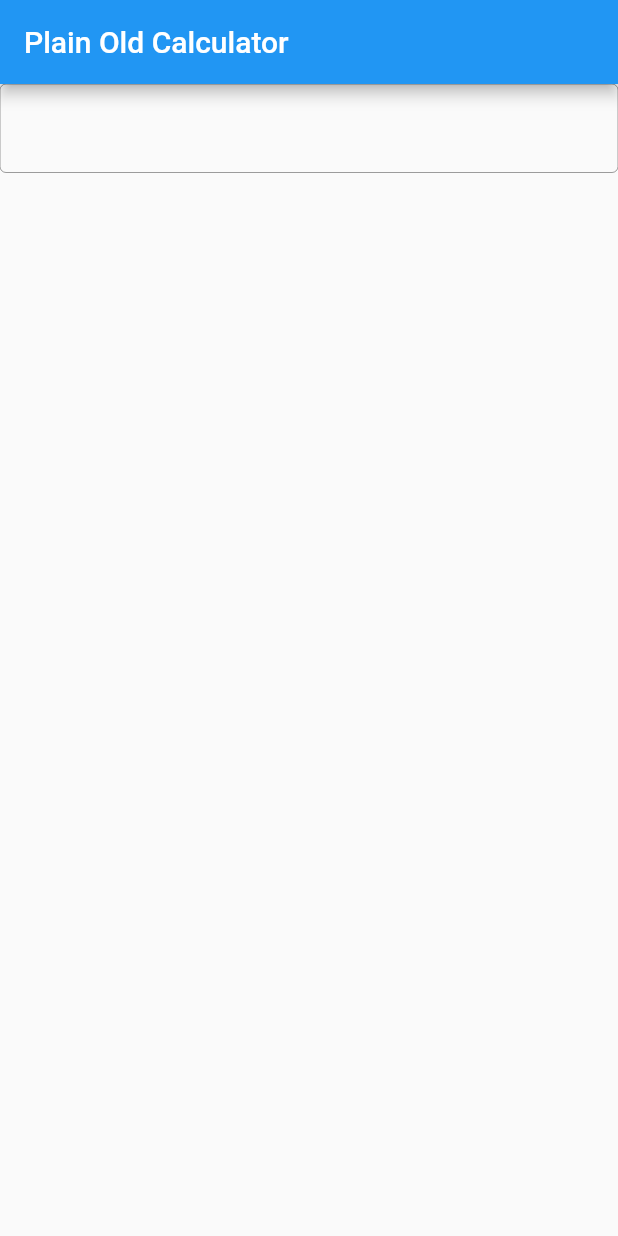
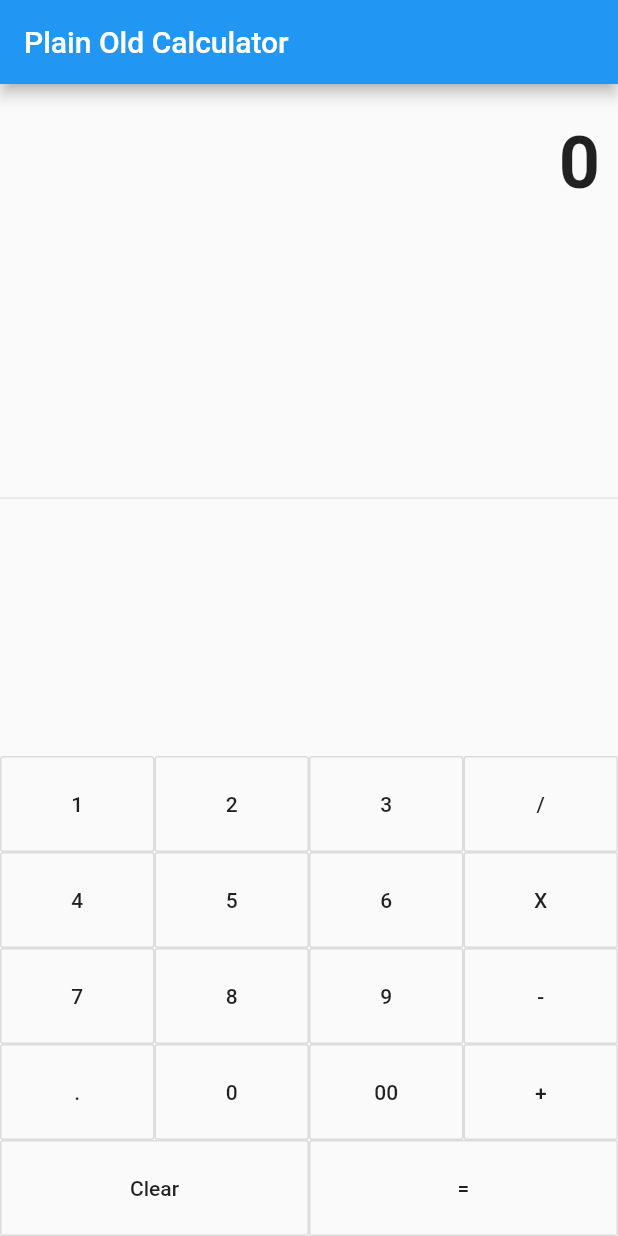
Before and after one commit to durlabhcodes/flutter_calculator, a Flutter app: the screen it shows after launch, on a phone screen of 412 x 824 dp. Run offline on Flutter 3.47's test engine with Material 2 defaults, Android fonts, the phone set to English and light mode, and no system bars.

Commit message:
Created a basic calculator

```diff
--- /dev/null
+++ b/flutter_calc/lib/Calculator.dart
@@ -0,0 +1,122 @@
+import 'package:flutter/material.dart';
+
+class Calculator extends StatefulWidget {
+  createState() => _CalculatorState();
+}
+
+class _CalculatorState extends State<Calculator> {
+  String _output, operand;
+  int num1 = 0, num2 = 0;
+
+  initState() {
+    super.initState();
+    _output = "0";
+  }
+
+  buttonPressHandler(String value) {
+    if(value == "X" || value == "/" || value == "+" || value == "-") {
+      num1 = int.parse(_output);
+      operand = value;
+      _output = "0";
+    } else if(value == "=") {
+      num2 = int.parse(_output);
+      if(operand == "X") {
+        _output = (num1 * num2).toString();
+      }
+      if(operand == "/") {
+        _output = (num1 / num2).toString();
+      }
+      if(operand == "+") {
+        _output = (num1 + num2).toString();
+      }
+      if(operand == "-") {
+        _output = (num1 - num2).toString();
+      }
+    } else if(value == "Clear") {
+      num1 = 0;
+      num2 = 0;
+      _output = "0";
+    } else {
+      _output = int.parse(_output+value).toString();
+    }
+
+    setState(() {
+      _output = _output;
+    });
+  }
+
+  Widget calcButton(String value) {
+    return Expanded(
+      child: OutlineButton(
+        padding: EdgeInsets.all(24.0),
+        child: Text(value),
+        onPressed: () {
+          buttonPressHandler(value);
+        },
+      ),
+    );
+  }
+
+  @override
+  Widget build(BuildContext context) {
+    return Container(
+      child: Column(
+        children: <Widget>[
+          Container(
+            alignment: Alignment.centerRight,
+            padding: EdgeInsets.symmetric(
+                vertical :24.0,
+                horizontal: 12.0),
+            child: Text(_output,
+              style: TextStyle(
+                fontSize: 48.0,
+                fontWeight: FontWeight.bold,
+              ),
+            ),
+          ),
+          Expanded(
+            child: Divider(),
+          ),
+          Row(
+            children: <Widget>[
+              calcButton("1"),
+              calcButton("2"),
+              calcButton("3"),
+              calcButton("/"),
+            ],
+          ),
+          Row(
+            children: <Widget>[
+              calcButton("4"),
+              calcButton("5"),
+              calcButton("6"),
+              calcButton("X"),
+            ],
+          ),
+          Row(
+            children: <Widget>[
+              calcButton("7"),
+              calcButton("8"),
+              calcButton("9"),
+              calcButton("-"),
+            ],
+          ),
+          Row(
+            children: <Widget>[
+              calcButton("."),
+              calcButton("0"),
+              calcButton("00"),
+              calcButton("+"),
+            ],
+          ),
+          Row(
+            children: <Widget>[
+              calcButton("Clear"),
+              calcButton("="),
+            ],
+          )
+        ],
+      ),
+    );
+  }
+}
--- a/flutter_calc/lib/main.dart
+++ b/flutter_calc/lib/main.dart
@@ -1,5 +1,5 @@
 import 'package:flutter/material.dart';
-import 'Display.dart';
+import 'Calculator.dart';
 
 void main() => runApp(MyApp());
 
@@ -12,11 +12,9 @@ class MyApp extends StatelessWidget {
         appBar: AppBar(
           title: Text("Plain Old Calculator"),
         ),
-        body: Column(
-          children: <Widget>[
-            DisplayStatefulWidget(),
-          ],
-        ),
+        body: Center(
+          child: Calculator(),
+        )
         ),
       );
   }
```
Also changed, not shown: flutter_calc/lib/Display.dart (+9 -1 lines).
